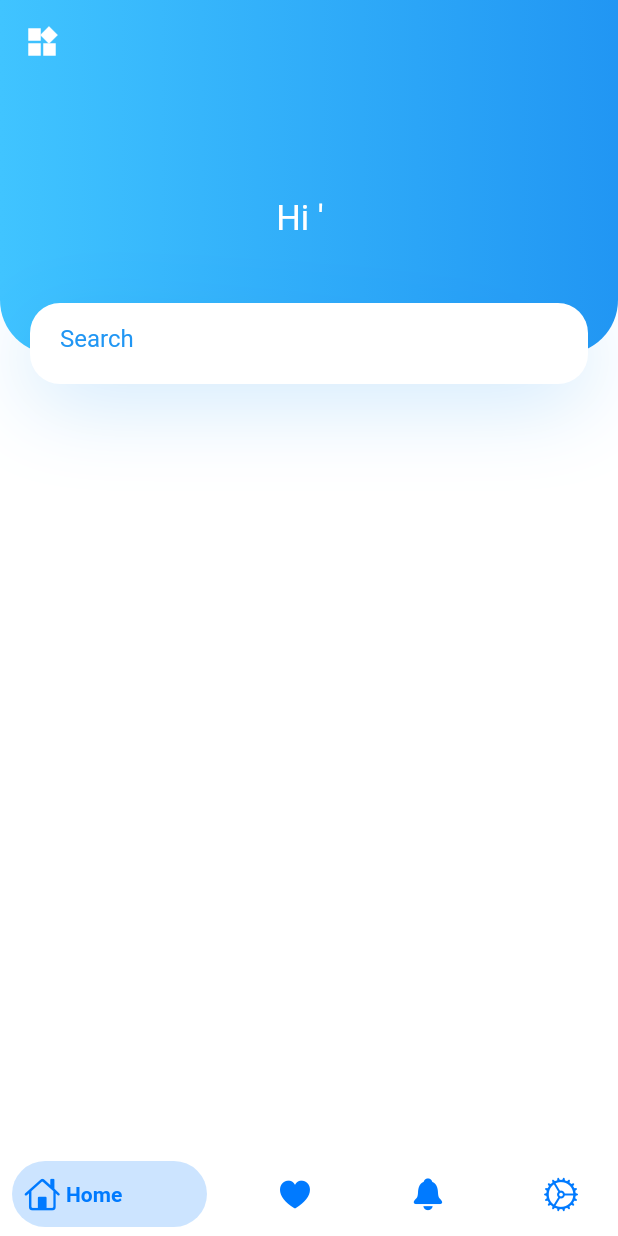
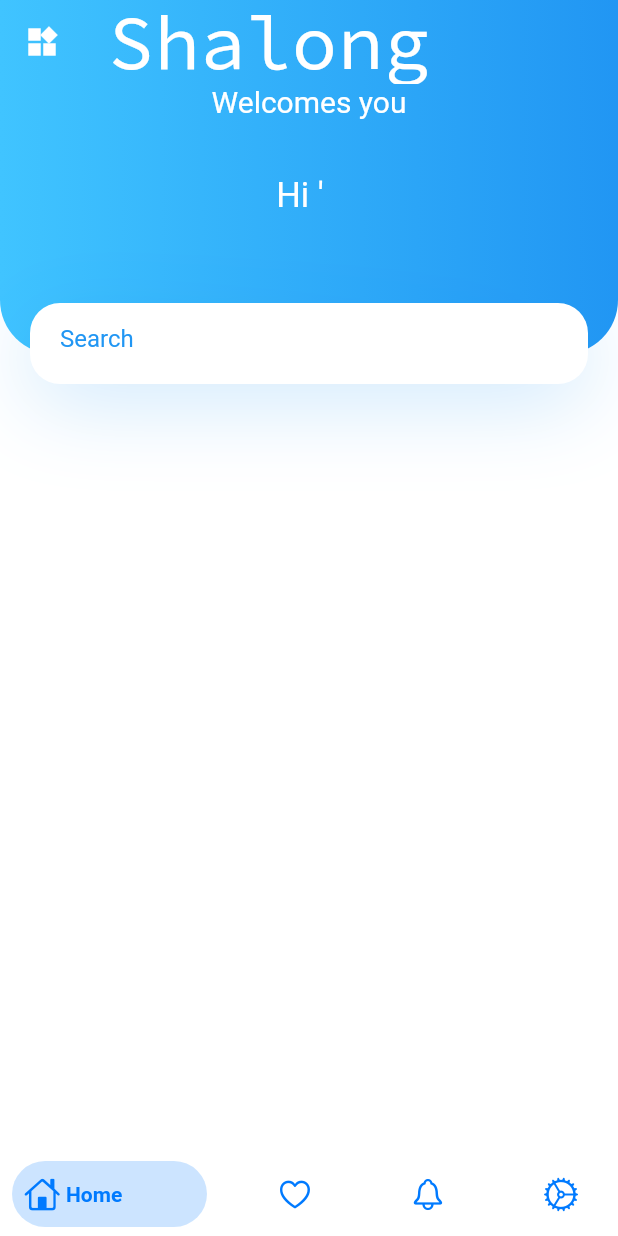
Before and after one commit to knk-naviin/Shalong-app, a Flutter app: the CustomerDashboardScreen screen opened directly, on a phone screen of 412 x 824 dp. Run offline on Flutter 3.47's test engine with Material 2 defaults, Android fonts, the phone set to English and light mode, and no system bars; drawn by our look-alikes of bottom_navy_bar, pull_to_refresh; our stand-ins replace animated_splash_screen, cloud_firestore, email_validator, firebase_auth, firebase_core, font_awesome_flutter and 3 more; accounts and stored records are empty; Roboto replaces fonts that are missing (fonts/TrajanPro.ttf).

Commit message:
Text in New ui

```diff
--- a/shalong/lib/Dashboard/CustomerDashboard/CustomerDashboardScreen.dart
+++ b/shalong/lib/Dashboard/CustomerDashboard/CustomerDashboardScreen.dart
@@ -89,13 +89,13 @@ class _CustomerDashboardScreenState extends State<CustomerDashboardScreen> {
       // ),
       bottomNavigationBar: BottomNavyBar(
         selectedIndex: _currentIndex,
-
+        curve: Curves.ease,
         showElevation: false, // use this to remove appBar's elevation
         onItemSelected: (index) => setState(() {
           _currentIndex = index;
           _pageController.animateToPage(index,
               duration: Duration(milliseconds: 300),
-              curve: Curves.ease
+            curve: Curves.ease,
           );
         }),
         items: [
@@ -107,14 +107,14 @@ class _CustomerDashboardScreenState extends State<CustomerDashboardScreen> {
             activeColor: CupertinoColors.systemBlue,
           ),
           BottomNavyBarItem(
-              icon: Icon(CupertinoIcons.heart_fill,
+              icon: Icon(CupertinoIcons.heart,
                 color: CupertinoColors.systemBlue,
               ),
               title: Text('Favorites'),
               activeColor: CupertinoColors.systemBlue,
           ),
           BottomNavyBarItem(
-              icon: Icon(CupertinoIcons.bell_fill,
+              icon: Icon(CupertinoIcons.bell,
                 color: CupertinoColors.systemBlue,
               ),
               title: Text('Notification'),
--- a/shalong/lib/Dashboard/CustomerDashboard/CustomerHomeScreen.dart
+++ b/shalong/lib/Dashboard/CustomerDashboard/CustomerHomeScreen.dart
@@ -95,6 +95,17 @@ class _CustomerHomeScreenState extends State<CustomerHomeScreen> {
                     ),
                     gradient: LinearGradient(
                         colors: [Colors.lightBlueAccent, Colors.blue])),
+                child: Column(
+                  children: [
+                    Text(
+                      "Welcomes you",
+                      style: TextStyle(
+                          fontSize: 20,
+                          fontFamily: "fonts/TrajanPro.ttf",
+                          color: Colors.white),
+                    ),
+                    Padding(
+                      padding: const EdgeInsets.only(top: 38.0),
                       child: Row(
                         mainAxisAlignment: MainAxisAlignment.center,
                         children: [
@@ -119,6 +130,9 @@ class _CustomerHomeScreenState extends State<CustomerHomeScreen> {
                                   fontWeight: FontWeight.bold),
                             ),
                           )
+                        ],
+                      ),
+                    ),
                   ],
                 ),
               ),
@@ -183,7 +197,6 @@ class _CustomerHomeScreenState extends State<CustomerHomeScreen> {
               if (editingController.text.isEmpty) {
                 return Center(
                   child: Card(
-
                     shadowColor: Colors.blue,
                     semanticContainer: false,
                     borderOnForeground: true,
@@ -197,7 +210,6 @@ class _CustomerHomeScreenState extends State<CustomerHomeScreen> {
                         width: 1,
                       ),
                     ),
-
                     child: ListTile(
                       onTap: () {
                         Navigator.push(
@@ -259,8 +271,7 @@ class _CustomerHomeScreenState extends State<CustomerHomeScreen> {
                                         : CupertinoIcons.heart,
                                     color: favorites.contains(shop.docId)
                                         ? CupertinoColors.systemBlue
-                                      :CupertinoColors.systemGrey
-                                ),
+                                        : CupertinoColors.systemGrey),
                                 onPressed: () {
                                   setState(() {
                                     if (favorites.contains(shop.docId)) {
@@ -325,6 +336,11 @@ class _CustomerHomeScreenState extends State<CustomerHomeScreen> {
     return Scaffold(
       backgroundColor: Colors.white,
       appBar: AppBar(
+        title: Text(
+          "Shalong",
+          style: TextStyle(
+              fontSize: 51, fontFamily: "SourceCodePro", color: Colors.white),
+        ),
         flexibleSpace: Container(
           decoration: BoxDecoration(
               gradient: LinearGradient(
@@ -349,6 +365,4 @@ class _CustomerHomeScreenState extends State<CustomerHomeScreen> {
       ),
     );
   }
-
-
 }
```
Also changed, not shown: shalong/pubspec.yaml (+5 -5 lines). Lines whose indentation alone changed are shown as unchanged.
